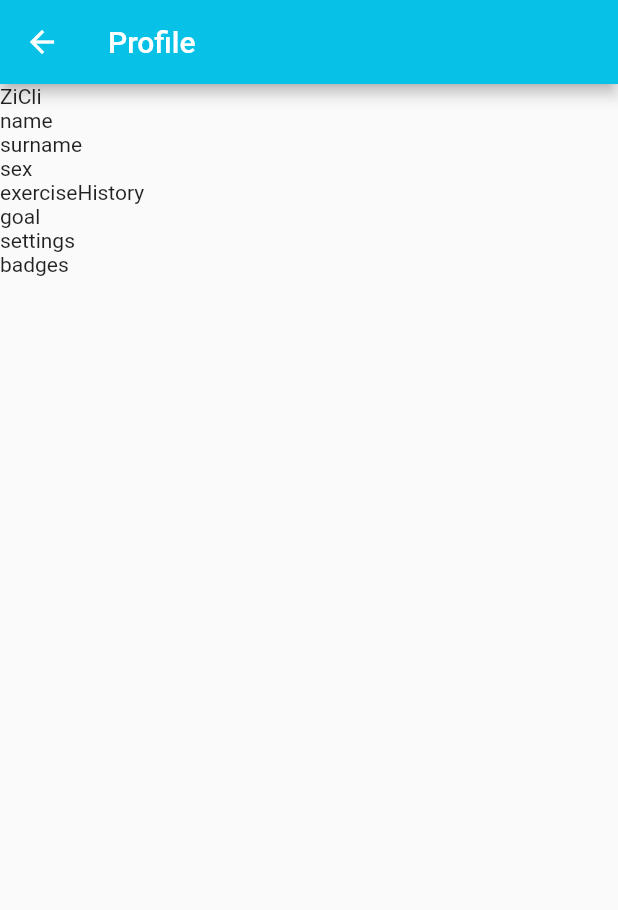
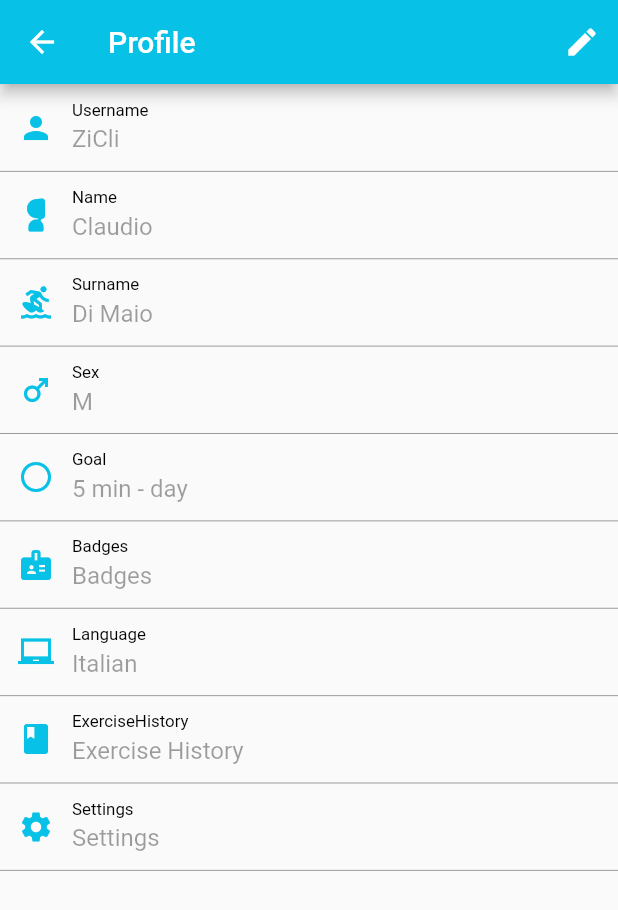
Before and after one commit to ZiClaud/Iremi-Breathing-App, a Flutter app: the screen it shows after launch, after a tap on the "person" icon, on a phone screen of 412 x 824 dp. Shown: the top 910 px of the screen. Run offline on Flutter 3.47's test engine with Material 2 defaults, Android fonts, the phone set to English and light mode, and no system bars.

Commit message:
Updated Readme Added exerciseDetailsPage Added default widgets Improved user stuff (added language)
created pages that in future will be LoginPage and RegisterPage

```diff
--- a/iremibreathingapp/lib/basics/user.dart
+++ b/iremibreathingapp/lib/basics/user.dart
@@ -3,11 +3,12 @@ class MyUser {
   String name;
   String? surname;
   String? sex;
+  String goal;
+  String badges;
+  String language;
   String exerciseHistory;
-  String goal;
   String settings;
-  String badges;
 
-  MyUser(this.username, this.name, this.surname, this.sex, this.exerciseHistory,
-      this.goal, this.settings, this.badges);
+  MyUser(this.username, this.name, this.surname, this.sex, this.goal,
+      this.badges, this.language, this.exerciseHistory, this.settings);
 }
--- a/iremibreathingapp/lib/database/getters.dart
+++ b/iremibreathingapp/lib/database/getters.dart
@@ -26,6 +26,7 @@ class Getters {
   }
 
   static MyUser getUser(){
-    return MyUser("ZiCli", "name", "surname", "sex", "exerciseHistory", "goal", "settings", "badges");
+    return MyUser("ZiCli", "Claudio", "Di Maio", "M",
+        "5 min - day", "Badges", "Italian", "Exercise History", "Settings");
   }
 }
--- a/iremibreathingapp/lib/pages/addExercisePage.dart
+++ b/iremibreathingapp/lib/pages/addExercisePage.dart
@@ -1,6 +1,6 @@
 import 'package:flutter/material.dart';
 
-import '../utils/dfaultWidget.dart';
+import '../utils/defaultWidget.dart';
 import '../utils/theme.dart';
 
 class addCustomExercise extends StatefulWidget {
--- /dev/null
+++ b/iremibreathingapp/lib/pages/exerciseDetailsPage.dart
@@ -0,0 +1,56 @@
+import 'package:flutter/material.dart';
+import 'package:iremibreathingapp/basics/exercises/exercise.dart';
+
+import '../utils/defaultWidget.dart';
+import '../utils/theme.dart';
+import 'exercisePage.dart';
+
+class ExerciseDetailsPage extends StatefulWidget {
+  Exercise exercise;
+
+  ExerciseDetailsPage({Key? key, required Exercise this.exercise})
+      : super(key: key);
+
+  @override
+  State<ExerciseDetailsPage> createState() => _ExerciseDetailsPageState();
+}
+
+class _ExerciseDetailsPageState extends State<ExerciseDetailsPage> {
+  @override
+  Widget build(BuildContext context) {
+    Exercise exercise = widget.exercise;
+    return Scaffold(
+        appBar: AppBar(
+          title: Text(exercise.name),
+          backgroundColor: myBluLight,
+        ),
+        body: ListView(
+          children: [
+            defaultTextFormField(
+                "Name", exercise.name, Icons.keyboard_double_arrow_up),
+            defaultTextFormField(
+                "Description", exercise.description, Icons.description),
+            defaultTextFormField("notes", exercise.notes, Icons.note),
+            defaultTextFormField("steps", "steps - TODO", Icons.select_all),
+            defaultTextFormField(
+                "Inhale, hold, exhale, hold",
+                "${exercise.inhaleTime.inSeconds}s, ${exercise.holdMiddleTime.inSeconds}s, ${exercise.exhaleTime.inSeconds}s, ${exercise.holdEndTime.inSeconds}s",
+                Icons.book),
+            defaultTextFormField(
+                "Times", "${exercise.times}", Icons.timelapse_sharp),
+            OutlinedButton(
+              onPressed: () => {
+                Navigator.push(
+                  context,
+                  MaterialPageRoute(
+                    builder: (context) => ExercisePage(exercise: exercise),
+                  ),
+                )
+              },
+              child: Text("Start"),
+              style: defaultButtonStyle(),
+            )
+          ],
+        ));
+  }
+}
--- a/iremibreathingapp/lib/pages/exercisePage.dart
+++ b/iremibreathingapp/lib/pages/exercisePage.dart
@@ -1,7 +1,7 @@
 import 'package:flutter/material.dart';
 import 'package:iremibreathingapp/basics/exercises/exercise.dart';
 
-import '../utils/dfaultWidget.dart';
+import '../utils/defaultWidget.dart';
 import '../utils/theme.dart';
 
 class ExercisePage extends StatefulWidget {
--- a/iremibreathingapp/lib/pages/mainPage.dart
+++ b/iremibreathingapp/lib/pages/mainPage.dart
@@ -4,6 +4,7 @@ import 'package:iremibreathingapp/pages/addExercisePage.dart';
 import 'package:iremibreathingapp/pages/profilePage.dart';
 import '../database/getters.dart';
 import '../utils/theme.dart';
+import 'exerciseDetailsPage.dart';
 import 'exercisePage.dart';
 
 class MainPage extends StatefulWidget {
@@ -51,7 +52,7 @@ class _MainPageState extends State<MainPage> {
             columns: const <DataColumn>[
               DataColumn(
                 label: Text(
-                  'Nome',
+                  'Exercise',
                   style: TextStyle(fontWeight: FontWeight.w600, fontSize: 18.0),
                 ),
               ),
@@ -66,10 +67,12 @@ class _MainPageState extends State<MainPage> {
                 .map(((exercise) => DataRow(
                         onSelectChanged: (bool) {
                           Navigator.push(
-                              context,
-                              MaterialPageRoute(
-                                  builder: (context) =>
-                                      ExercisePage(exercise: exercise)));
+                            context,
+                            MaterialPageRoute(
+                              builder: (context) =>
+                                  ExerciseDetailsPage(exercise: exercise),
+                            ),
+                          );
                         },
                         cells: <DataCell>[
                           DataCell(Text(exercise.name)),
--- a/iremibreathingapp/lib/pages/profilePage.dart
+++ b/iremibreathingapp/lib/pages/profilePage.dart
@@ -1,9 +1,8 @@
 import 'package:flutter/material.dart';
-import 'package:iremibreathingapp/basics/exercises/exercise.dart';
 
 import '../basics/user.dart';
 import '../database/getters.dart';
-import '../utils/dfaultWidget.dart';
+import '../utils/defaultWidget.dart';
 import '../utils/theme.dart';
 
 class ProfilePage extends StatefulWidget {
@@ -21,19 +20,31 @@ class _ProfilePageState extends State<ProfilePage> {
     MyUser user = widget.user;
     return Scaffold(
         appBar: AppBar(
-          title: const Text("Profile"),
-          backgroundColor: myBluLight,
-        ),
+            title: const Text("Profile"),
+            backgroundColor: myBluLight,
+            actions: [
+              IconButton(
+                icon: const Icon(
+                  Icons.edit,
+                ),
+                onPressed: () {
+                  null; // TODO
+                },
+              ),
+            ]),
         body: ListView(
           children: [
-            Text(user.username),
-            Text(user.name),
-            Text(user.surname!),
-            Text(user.sex!),
-            Text(user.exerciseHistory),
-            Text(user.goal),
-            Text(user.settings),
-            Text(user.badges),
+            defaultTextFormField("Username", user.username, Icons.person),
+            defaultTextFormField("Name", user.name, Icons.nest_cam_wired_stand),
+            defaultTextFormField("Surname", user.surname!, Icons.surfing),
+            defaultTextFormField("Sex", user.sex!, Icons.male),
+            defaultTextFormField("Goal", user.goal, Icons.panorama_fish_eye),
+            defaultTextFormField("Badges", user.badges, Icons.badge),
+            defaultTextFormField(
+                "Language", user.language, Icons.laptop_chromebook_outlined),
+            defaultTextFormField(
+                "ExerciseHistory", user.exerciseHistory, Icons.book),
+            defaultTextFormField("Settings", user.settings, Icons.settings),
           ],
         ));
   }
--- a/iremibreathingapp/lib/utils/dfaultWidget.dart
+++ b/iremibreathingapp/lib/utils/defaultWidget.dart
@@ -8,6 +8,23 @@ AppBar defaultAppBar(String title) {
   );
 }
 
+TextFormField defaultTextFormField(String lable, String text, IconData icon) {
+  return TextFormField(
+    enabled: false,
+    initialValue: text,
+    decoration: InputDecoration(
+        label: Text(lable),
+        prefixIcon: Icon(
+          icon,
+          color: myBluLight,
+        ),
+        labelStyle: TextStyle(fontSize: 15, color: Colors.black)),
+  );
+}
+
+ButtonStyle defaultButtonStyle() {
+  return ButtonStyle();
+}
 
 class FourStageAnimation extends StatefulWidget {
   final Duration durationA;
```
Also changed, not shown: iremibreathingapp/lib/pages/loginPage.dart (added), iremibreathingapp/lib/pages/registerPage.dart (added), 1 other file.
